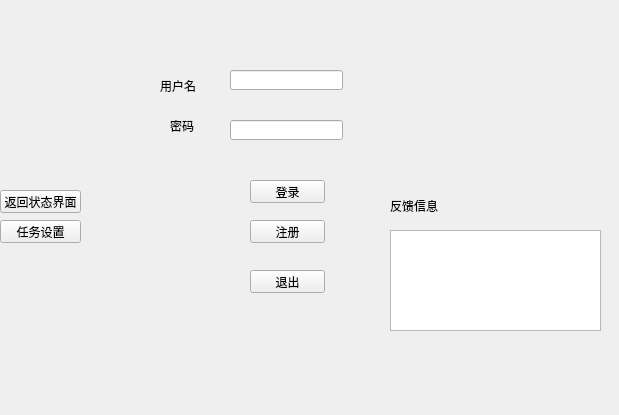
Before: the Qt Designer form Project_gather/QtLogin.ui in mohanmode2008/Terminal, drawn with Qt 5.
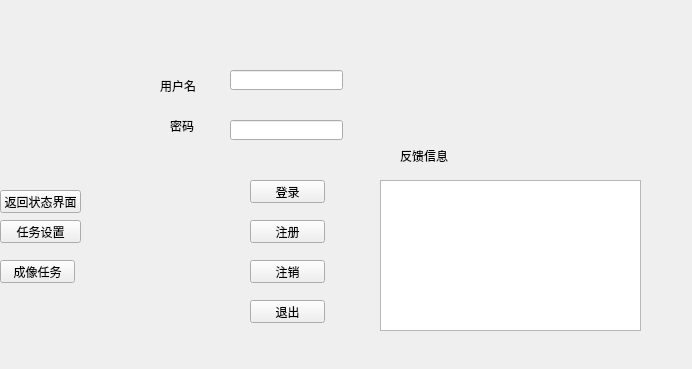
After: the same form once the commit is applied.

Commit message: 增加了定时成像

The edit to the form file:
```diff
--- a/Project_gather/QtLogin.ui
+++ b/Project_gather/QtLogin.ui
@@ -6,8 +6,8 @@
    <rect>
     <x>0</x>
     <y>0</y>
-    <width>619</width>
-    <height>415</height>
+    <width>692</width>
+    <height>369</height>
    </rect>
   </property>
   <property name="windowTitle">
@@ -85,7 +85,7 @@
    <property name="geometry">
     <rect>
      <x>250</x>
-     <y>270</y>
+     <y>300</y>
      <width>75</width>
      <height>23</height>
     </rect>
@@ -104,16 +104,6 @@
     </rect>
    </property>
   </widget>
-  <widget class="QTextEdit" name="textEdit">
-   <property name="geometry">
-    <rect>
-     <x>390</x>
-     <y>230</y>
-     <width>211</width>
-     <height>101</height>
-    </rect>
-   </property>
-  </widget>
   <widget class="QLineEdit" name="Edit_password">
    <property name="geometry">
     <rect>
@@ -127,8 +117,8 @@
   <widget class="QLabel" name="label_3">
    <property name="geometry">
     <rect>
-     <x>390</x>
-     <y>200</y>
+     <x>400</x>
+     <y>150</y>
      <width>54</width>
      <height>12</height>
     </rect>
@@ -150,6 +140,42 @@
     <string>任务设置</string>
    </property>
   </widget>
+  <widget class="QPushButton" name="btn_to_imagetask">
+   <property name="geometry">
+    <rect>
+     <x>0</x>
+     <y>260</y>
+     <width>75</width>
+     <height>23</height>
+    </rect>
+   </property>
+   <property name="text">
+    <string>成像任务</string>
+   </property>
+  </widget>
+  <widget class="QPushButton" name="btn_to_logout">
+   <property name="geometry">
+    <rect>
+     <x>250</x>
+     <y>260</y>
+     <width>75</width>
+     <height>23</height>
+    </rect>
+   </property>
+   <property name="text">
+    <string>注销</string>
+   </property>
+  </widget>
+  <widget class="QPlainTextEdit" name="plainTextEdit">
+   <property name="geometry">
+    <rect>
+     <x>380</x>
+     <y>180</y>
+     <width>261</width>
+     <height>151</height>
+    </rect>
+   </property>
+  </widget>
  </widget>
  <layoutdefault spacing="6" margin="11"/>
  <resources/>
```
Left out of the diff: 95 changed lines with no effect on the pictures. The commit also changes 18 other files.
